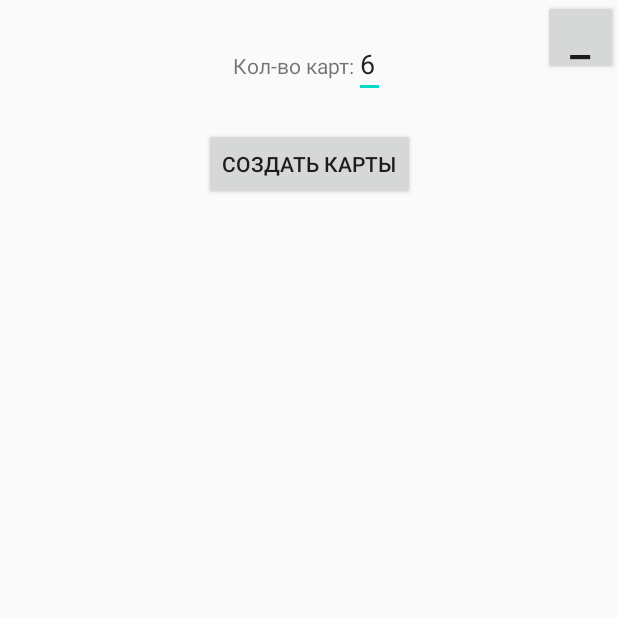
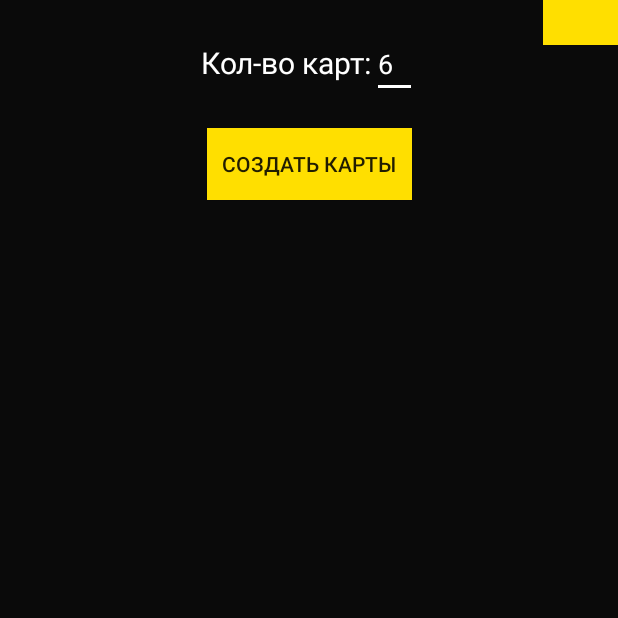
Before and after one commit to MeeLucky/Bunker, an Android app: the screen it shows after launch (MainActivity), on a phone screen of 412 x 824 dp, the top half of it. Run offline under Robolectric (Android 15) with nearby library versions, the phone set to English and light mode, and no system bars.

Commit message:
добавил цвета и типы общую тему ._.

```diff
--- a/app/src/main/res/layout/activity_main.xml
+++ b/app/src/main/res/layout/activity_main.xml
@@ -4,16 +4,18 @@
     xmlns:tools="http://schemas.android.com/tools"
     android:layout_width="match_parent"
     android:layout_height="match_parent"
-    tools:context=".MainActivity">
+    tools:context=".MainActivity"
+    android:background="@color/background">
 
     <Button
         android:layout_width="50dp"
-        android:layout_height="50dp"
+        android:layout_height="30dp"
         app:layout_constraintRight_toRightOf="parent"
         app:layout_constraintTop_toTopOf="parent"
         android:padding="0dp"
         android:textSize="30sp"
         android:text="_"
+        android:background="@color/colorPrimaryDark"
         android:onClick="skipMenu"
         />
     <LinearLayout
@@ -30,12 +32,15 @@
             android:id="@+id/tv_player_count"
             android:layout_width="wrap_content"
             android:layout_height="wrap_content"
+            android:textColor="@color/white"
+            android:textSize="20sp"
             android:text="Кол-во карт:"
             />
         <EditText
             android:id="@+id/et_player_count"
-            android:layout_width="wrap_content"
+            android:layout_width="30dp"
             android:layout_height="wrap_content"
+            android:textColor="@color/white"
             android:inputType="numberSigned"
             android:text="6"/>
     </LinearLayout>
@@ -48,6 +53,9 @@
         android:layout_marginTop="20dp"
         android:layout_width="wrap_content"
         android:layout_height="wrap_content"
+        android:background="@color/colorPrimaryDark"
+        android:paddingEnd="10dp"
+        android:paddingStart="10dp"
         android:text="создать карты"
         android:onClick="createCards"
         />
@@ -68,6 +76,7 @@
             android:textSize="20sp"
             android:padding="5dp"
             android:paddingBottom="0dp"
+            android:textColor="@color/white"
             />
 
         <TextView
@@ -76,6 +85,7 @@
             android:layout_height="wrap_content"
             android:textSize="20sp"
             android:padding="5dp"
+            android:textColor="@color/white"
             />
     </LinearLayout>
 
--- a/app/src/main/res/layout/card_list_view.xml
+++ b/app/src/main/res/layout/card_list_view.xml
@@ -14,6 +14,7 @@
         android:paddingRight="20dp"
         app:layout_constraintLeft_toLeftOf="parent"
         app:layout_constraintTop_toTopOf="parent"
+        android:textColor="@color/white"
         />
 
     <TextView
@@ -24,6 +25,7 @@
         android:textSize="30sp"
         app:layout_constraintLeft_toRightOf="@id/tv_id"
         app:layout_constraintTop_toTopOf="parent"
+        android:textColor="@color/white"
         />
 
     <TextView
@@ -35,5 +37,6 @@
         app:layout_constraintRight_toRightOf="parent"
         app:layout_constraintTop_toTopOf="parent"
         app:layout_constraintBottom_toBottomOf="parent"
+        android:textColor="@color/white"
         />
 </androidx.constraintlayout.widget.ConstraintLayout>
--- a/app/src/main/res/layout/card_reader.xml
+++ b/app/src/main/res/layout/card_reader.xml
@@ -5,7 +5,8 @@
     android:layout_width="match_parent"
     android:layout_height="match_parent"
     android:orientation="vertical"
-    tools:context=".CardReaderActivity">
+    tools:context=".CardReaderActivity"
+    android:background="@color/background">
 
     <LinearLayout
         android:layout_width="match_parent"
--- a/app/src/main/res/values/colors.xml
+++ b/app/src/main/res/values/colors.xml
@@ -1,6 +1,10 @@
 <?xml version="1.0" encoding="utf-8"?>
 <resources>
-    <color name="colorPrimary">#6200EE</color>
-    <color name="colorPrimaryDark">#3700B3</color>
-    <color name="colorAccent">#03DAC5</color>
+    <color name="colorPrimary">#FFFD00</color>
+    <color name="colorPrimaryDark">#FFDF00</color>
+    <color name="colorAccent">#fff</color>
+    <color name="white">#fff</color>
+    <color name="black">#000</color>
+    <color name="background">#0a0a0a</color>
+    <color name="transparent">#00000000</color>
 </resources>
--- a/app/src/main/res/values/styles.xml
+++ b/app/src/main/res/values/styles.xml
@@ -13,13 +13,15 @@
         <item name="android:layout_height">wrap_content</item>
         <item name="android:gravity">center</item>
         <item name="android:textSize">23sp</item>
-        <item name="android:textColor">#474747</item>
+<!--        <item name="android:textColor">#474747</item>-->
         <item name="android:paddingLeft">10dp</item>
+        <item name="android:textColor">@color/colorPrimary</item>
     </style>
 
     <style name="card_text_value" parent="card_text_title">
         <item name="android:textSize">20sp</item>
-        <item name="android:textColor">#777777</item>
+<!--        <item name="android:textColor">#777777</item>-->
+        <item name="android:textColor">@color/white</item>
         <item name="android:layout_marginBottom">5dp</item>
     </style>
 </resources>
```
Also changed, not shown: app/src/main/res/drawable-v24/black_background.jpg (added).
